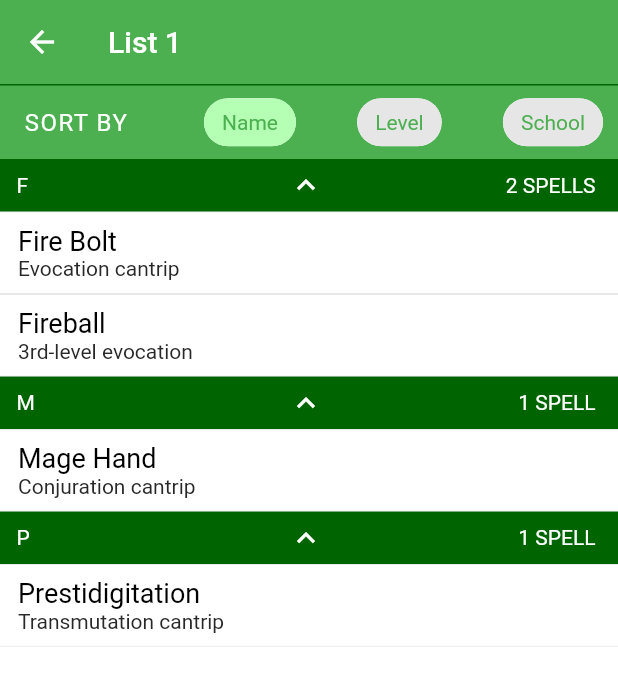
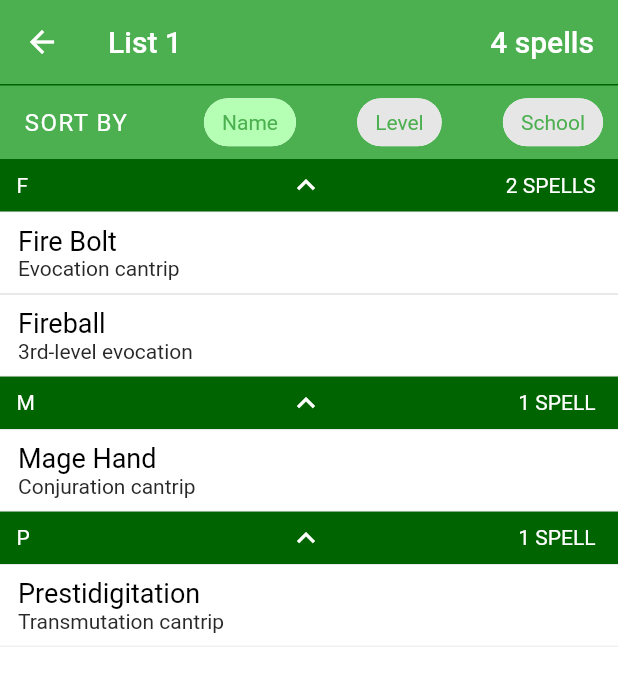
Before and after one commit to rijkdw/dnd-spells-flutter, a Flutter app: the ListsPage screen opened directly, after a tap on "List 1", on a phone screen of 412 x 824 dp. Shown: the top 686 px of the screen. Run offline on Flutter 3.47's test engine with Material 2 defaults, Android fonts, the phone set to English and light mode, and no system bars; our stand-ins replace flutter_sticky_header, font_awesome_flutter, shared_preferences; accounts and stored records are empty.

Commit message:
Added meta info to most appbars, changed a bit in AddToSpellListDialog

```diff
--- a/lib/components/spell_tile.dart
+++ b/lib/components/spell_tile.dart
@@ -281,11 +281,6 @@ class _LongPressMenuDialog extends StatelessWidget {
                 builder: (context) => AddToListDialog(spell: this.spell),
               ),
             ),
-            _buildMenuOptionRow(
-              text: 'Add to list',
-              iconData: Icons.add,
-              onTap: () => print('Adding to list 2'),
-            ),
           ],
         ),
       ),
--- a/lib/screens/pages/listspage.dart
+++ b/lib/screens/pages/listspage.dart
@@ -18,6 +18,9 @@ class _ListsPageState extends State<ListsPage> {
         appBar: AppBar(
           elevation: 0,
           backgroundColor: Provider.of<ThemeManager>(context).colorPalette.appBarBackgroundColor,
+          title: Text(
+            '${Provider.of<SpellListManager>(context).spellLists.length} lists'
+          ),
           actions: <Widget>[
             IconButton(
               onPressed: () {
@@ -50,11 +53,17 @@ class _SpellListListTile extends StatelessWidget {
   Widget build(BuildContext context) {
     return InkWell(
       onTap: () {
-        Navigator.push(context, MaterialPageRoute(
-          builder: (context) => SpellListScreen(spellList: spellList,)
-        ));
+        Navigator.push(
+          context,
+          MaterialPageRoute(
+            builder: (context) => SpellListScreen(
+              spellList: spellList,
+            ),
+          ),
+        );
       },
       child: Container(
+        height: 40,
         padding: const EdgeInsets.symmetric(horizontal: 10, vertical: 8),
         decoration: BoxDecoration(
           border: Border(bottom: BorderSide(color: Colors.grey.withOpacity(0.3))),
--- a/lib/screens/pages/searchpage.dart
+++ b/lib/screens/pages/searchpage.dart
@@ -27,7 +27,7 @@ class _SearchPageState extends State<SearchPage> {
         elevation: 0,
         backgroundColor: Provider.of<ThemeManager>(context).colorPalette.appBarBackgroundColor,
         title: Text(
-          'Spells',
+          '${Provider.of<SearchManager>(context).filterSpells(Provider.of<SpellRepository>(context).allSpells).length} spells',
         ),
         actions: <Widget>[
           IconButton(
--- a/lib/screens/spell_listscreen.dart
+++ b/lib/screens/spell_listscreen.dart
@@ -16,7 +16,6 @@ class SpellListScreen extends StatefulWidget {
 }
 
 class _SpellListScreenState extends State<SpellListScreen> {
-
   OrderBy orderBy;
 
   @override
@@ -30,8 +29,16 @@ class _SpellListScreenState extends State<SpellListScreen> {
     return Scaffold(
       appBar: AppBar(
         elevation: 0,
-        title: Text(
-          widget.spellList.name,
+        title: Row(
+          mainAxisAlignment: MainAxisAlignment.spaceBetween,
+          children: <Widget>[
+            Text(
+              widget.spellList.name,
+            ),
+            Text(
+              '${widget.spellList.spellNames.length} spells',
+            ),
+          ],
         ),
       ),
       body: Consumer<SpellRepository>(
```
Also changed, not shown: lib/components/add_to_spell_list_dialog.dart (+37 -9 lines), lib/screens/pages/historypage.dart (+18 -1 lines).
